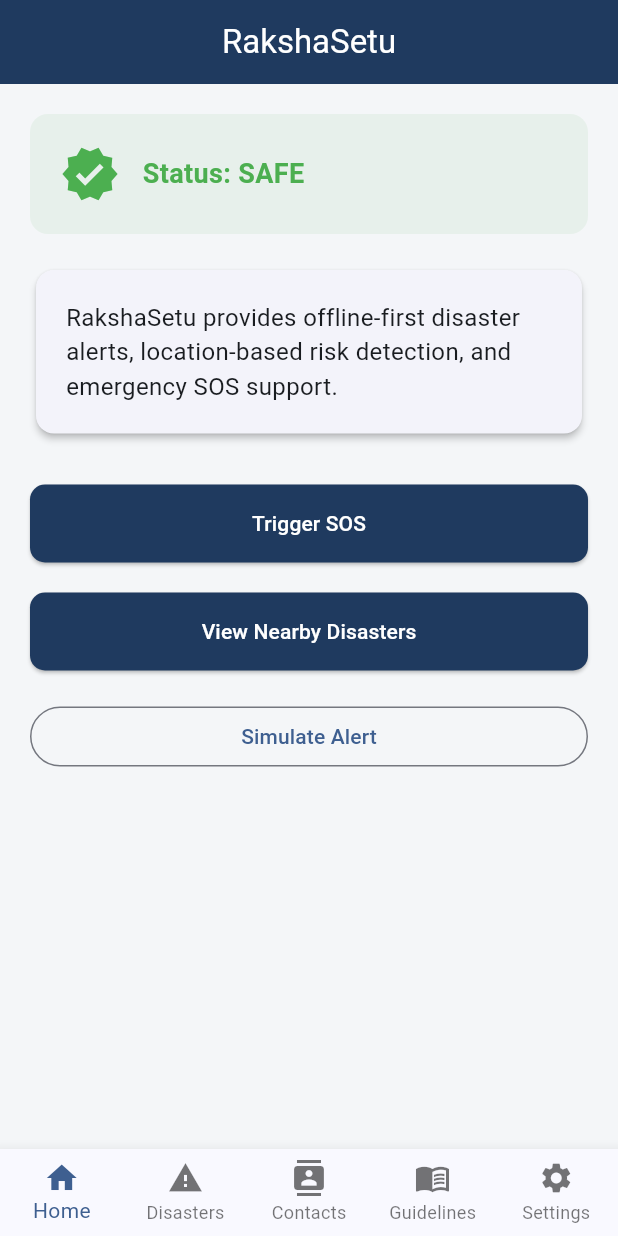
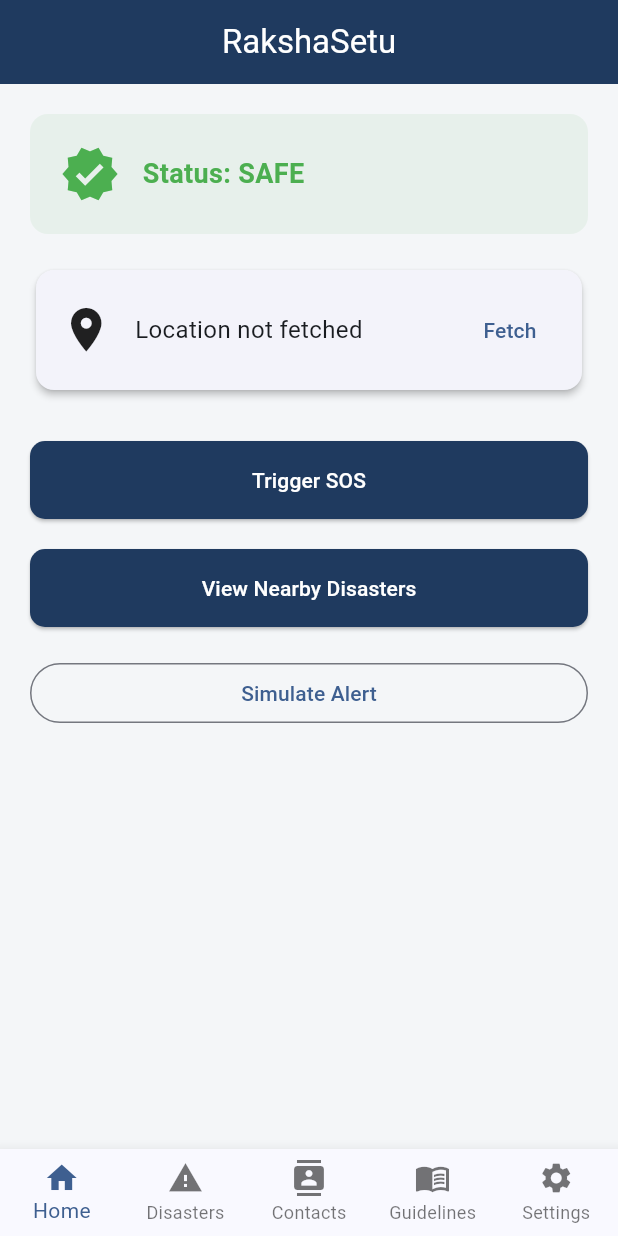
Before and after one commit to VaradPimple/Disaster-Management-OfflineFirst, a Flutter app: the screen it shows after launch, on a phone screen of 412 x 824 dp. Run offline on Flutter 3.47's test engine with Material 3 defaults, Android fonts, the phone set to English and light mode, and no system bars; our stand-ins replace geolocator, shared_preferences.

Commit message:
Final UI refinements and GPS integration updates

```diff
--- a/frontend-app/disaster_app/lib/screens/home_screen.dart
+++ b/frontend-app/disaster_app/lib/screens/home_screen.dart
@@ -1,5 +1,6 @@
 import 'package:flutter/material.dart';
 import '../widgets/responsive_wrapper.dart';
+import '../services/location_service.dart';
 import 'disaster_list_screen.dart';
 import 'alert_screen.dart';
 
@@ -11,8 +12,29 @@ class HomeScreen extends StatefulWidget {
 }
 
 class _HomeScreenState extends State<HomeScreen> {
-  bool isOnline = false;
   bool isInDanger = false;
+  String locationStatus = "Location not fetched";
+
+  Future<void> fetchLocation() async {
+    final position = await LocationService.getCurrentLocation();
+
+    if (position == null) {
+      setState(() {
+        locationStatus = "Unable to fetch location";
+      });
+
+      ScaffoldMessenger.of(context).showSnackBar(
+        const SnackBar(content: Text("Location permission denied or disabled")),
+      );
+      return;
+    }
+
+    setState(() {
+      locationStatus =
+          "Lat: ${position.latitude.toStringAsFixed(4)}, "
+          "Lng: ${position.longitude.toStringAsFixed(4)}";
+    });
+  }
 
   void simulateDanger() {
     setState(() {
@@ -40,19 +62,17 @@ class _HomeScreenState extends State<HomeScreen> {
           padding: const EdgeInsets.all(20),
           child: LayoutBuilder(
             builder: (context, constraints) {
-              // If laptop width → show side by side
               if (constraints.maxWidth > 600) {
                 return Row(
                   crossAxisAlignment: CrossAxisAlignment.start,
                   children: [
+                    Expanded(child: buildInfoSection()),
+                    const SizedBox(width: 30),
                     Expanded(child: buildActionSection()),
-                    const SizedBox(width: 30),
-                    Expanded(child: buildInfoSection()),
                   ],
                 );
               }
 
-              // Mobile layout
               return Column(
                 crossAxisAlignment: CrossAxisAlignment.stretch,
                 children: [
@@ -72,6 +92,7 @@ class _HomeScreenState extends State<HomeScreen> {
     return Column(
       crossAxisAlignment: CrossAxisAlignment.start,
       children: [
+        // Status Card
         Container(
           padding: const EdgeInsets.all(20),
           decoration: BoxDecoration(
@@ -104,17 +125,29 @@ class _HomeScreenState extends State<HomeScreen> {
 
         const SizedBox(height: 20),
 
+        // Location Card
         Card(
           elevation: 2,
           shape: RoundedRectangleBorder(
             borderRadius: BorderRadius.circular(12),
           ),
-          child: const Padding(
-            padding: EdgeInsets.all(20),
-            child: Text(
-              "RakshaSetu provides offline-first disaster alerts, "
-              "location-based risk detection, and emergency SOS support.",
-              style: TextStyle(fontSize: 16),
+          child: Padding(
+            padding: const EdgeInsets.all(16),
+            child: Row(
+              children: [
+                const Icon(Icons.location_on, size: 35),
+                const SizedBox(width: 15),
+                Expanded(
+                  child: Text(
+                    locationStatus,
+                    style: const TextStyle(fontSize: 16),
+                  ),
+                ),
+                TextButton(
+                  onPressed: fetchLocation,
+                  child: const Text("Fetch"),
+                ),
+              ],
             ),
           ),
         ),
```
